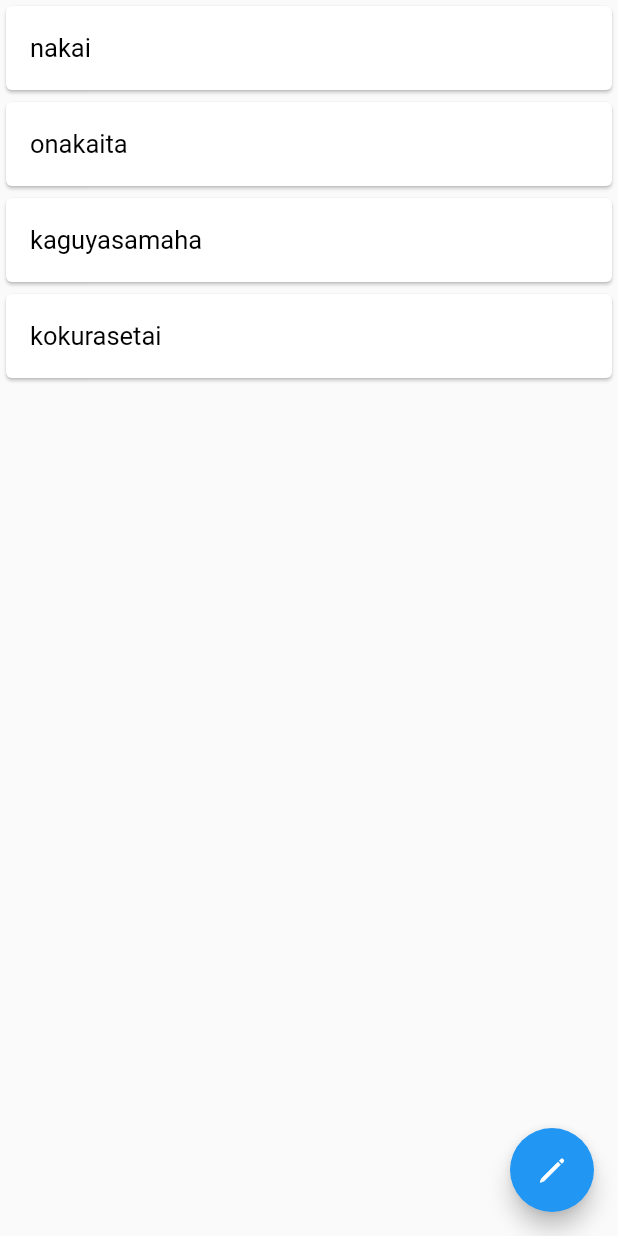
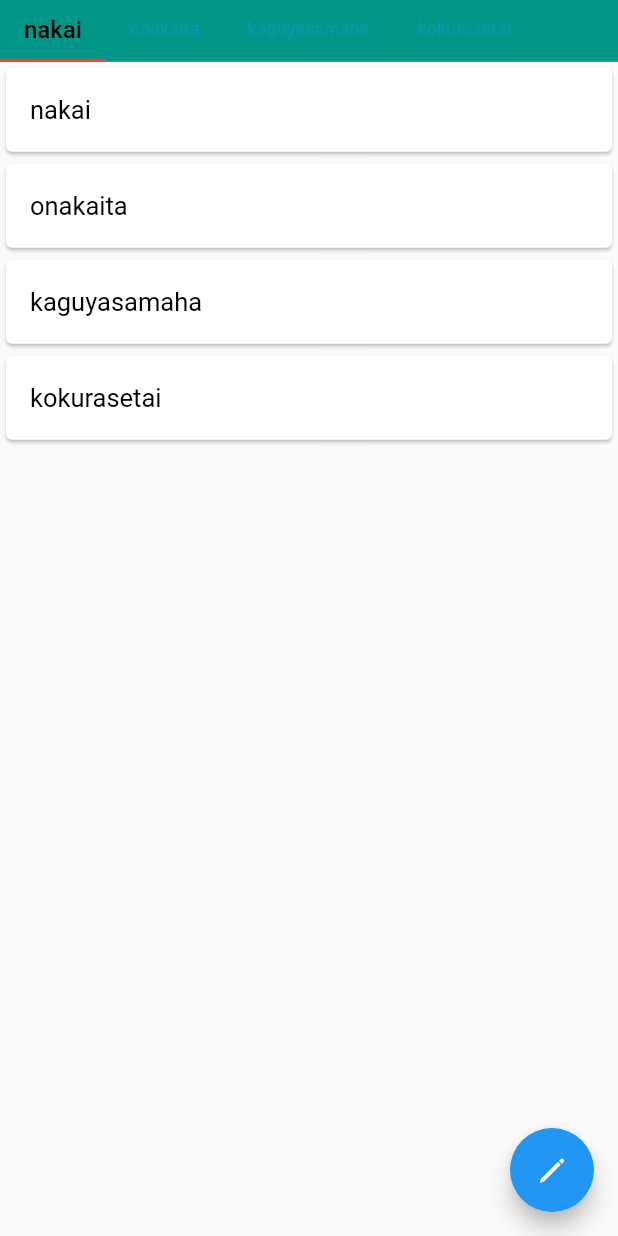
Before and after one commit to RyoichiNakai/ToDoList_Flutter, a Flutter app: the MyToDoListScreen screen opened directly, on a phone screen of 412 x 824 dp. Run offline on Flutter 3.47's test engine with Material 2 defaults, Android fonts, the phone set to English and light mode, and no system bars.

Commit message:
new commit

```diff
--- a/lib/main.dart
+++ b/lib/main.dart
@@ -24,10 +24,11 @@ class MyApp extends StatelessWidget {
     );
   }
 
+  //todo:try to change themecolor
   final themeData = ThemeData(
     primarySwatch: Colors.blue,
     buttonColor: Colors.white,
-    backgroundColor: Colors.blue,
+    backgroundColor: Colors.teal,
     textSelectionColor: Colors.black,
   );
 
--- a/lib/pages/home_screen.dart
+++ b/lib/pages/home_screen.dart
@@ -16,7 +16,7 @@ class _MyHomeScreenState extends State<MyHomeScreen> {
   @override
   Widget build(BuildContext context) {
     return CupertinoPageScaffold(
-      navigationBar: MyAppBar.buildAppBar(context),
+      navigationBar: MyTopAppBar.buildCupertinoNavigationBar(context),
       child : MyBottomNavigationBar(),
     );
   }
--- a/lib/pages/todolist_screen.dart
+++ b/lib/pages/todolist_screen.dart
@@ -1,7 +1,8 @@
 import 'package:flutter/cupertino.dart';
 import 'package:flutter/material.dart';
-import 'package:todolist/widgets/top_appbar.dart';
+import 'package:todolist/widgets/bottom_appbar.dart';
 import 'package:todolist/widgets/floating_button.dart';
+import 'package:todolist/utils/app.dart';
 
 class MyToDoListScreen extends StatefulWidget {
   MyToDoListScreen({Key key}) : super(key: key);
@@ -10,21 +11,27 @@ class MyToDoListScreen extends StatefulWidget {
   _MyToDoListScreenState createState() => _MyToDoListScreenState();
 }
 
+
 class _MyToDoListScreenState extends State<MyToDoListScreen> {
 
   @override
   Widget build(BuildContext context) {
     //toDO:mapにして値を保存する SQLite使う？？
-    var stringList = ["nakai", "onakaita", "kaguyasamaha", "kokurasetai"];
+
     return SafeArea(
-      child: Scaffold(
-          resizeToAvoidBottomInset: true,
-          floatingActionButton: MyFloatingButton.buildFloatingButton(context),
-          body: ListView.builder(
-                  itemCount: stringList.length,
-                  itemBuilder: (BuildContext context, int index){
-                    return _buildListItem(context, stringList[index]);
+      child: DefaultTabController(
+          //todo:タブのリスト作ったらここも変更
+          length: AppInfo.stringList.length,
+          child: Scaffold(
+            resizeToAvoidBottomInset: true,
+            appBar: MyBottomAppBar.buildBottomAppBar(context),
+            floatingActionButton: MyFloatingButton.buildFloatingButton(context),
+            body: ListView.builder(
+                itemCount: AppInfo.stringList.length,
+                itemBuilder: (BuildContext context, int index){
+                return _buildListItem(context, AppInfo.stringList[index]);
                 }
+            ),
           ),
       ),
     );
@@ -32,14 +39,12 @@ class _MyToDoListScreenState extends State<MyToDoListScreen> {
 
   Widget _buildListItem(BuildContext context, String title) {
     return Card(
-
       child: ListTile(
         title: Text(title, style: TextStyle(color: Theme.of(context).textSelectionColor),
         ),
         onTap: null,
       ),
       //todo:implement todolist
-
     );
   }
 }
--- a/lib/utils/app.dart
+++ b/lib/utils/app.dart
@@ -1,5 +1,23 @@
 import 'package:flutter/material.dart';
 
 class AppInfo {
-  static final appBarHeight = 70.0;
+  static List stringList = ["nakai", "onakaita", "kaguyasamaha", "kokurasetai"];
+
+  static final elevation = 0.0;
+
+  static double getMediaQuerySizeHeight(BuildContext context){
+    return MediaQuery.of(context).size.height;
+  }
+
+  static double getMediaQuerySizeWidth(BuildContext context){
+    return MediaQuery.of(context).size.width;
+  }
+
+  static List<Widget> getTabList(List s, int index){
+    List<Widget> tabList = [];
+    for(int i = 0; i < index; i++){
+      tabList.add(Tab(child: Text(s[i])));
+    }
+    return tabList;
+  }
 }
--- /dev/null
+++ b/lib/widgets/bottom_appbar.dart
@@ -0,0 +1,28 @@
+import 'package:flutter/cupertino.dart';
+import 'package:flutter/material.dart';
+import 'package:todolist/utils/app.dart';
+
+class MyBottomAppBar {
+  static Widget buildBottomAppBar(BuildContext context) {
+    return PreferredSize(
+      preferredSize:
+          Size.fromHeight(AppInfo.getMediaQuerySizeHeight(context) / 20),
+      child: Material(
+        color: Theme.of(context).backgroundColor,
+        child: TabBar(
+          // タブのオプション
+          //todo:バックグラウンドカラーとうの変更
+            isScrollable: true,
+            unselectedLabelColor: Colors.blue.withOpacity(0.3),
+            unselectedLabelStyle: TextStyle(fontSize: 12.0),
+            labelColor: Colors.black,
+            labelStyle: TextStyle(fontSize: 16.0),
+            indicatorColor: Colors.red,
+            indicatorWeight: 2.0,
+            // タブに表示する内容
+            tabs: AppInfo.getTabList(AppInfo.stringList, AppInfo.stringList.length)
+        ),
+      ),
+    );
+  }
+}
```
Also changed, not shown: lib/widgets/top_appbar.dart (+6 -7 lines).
